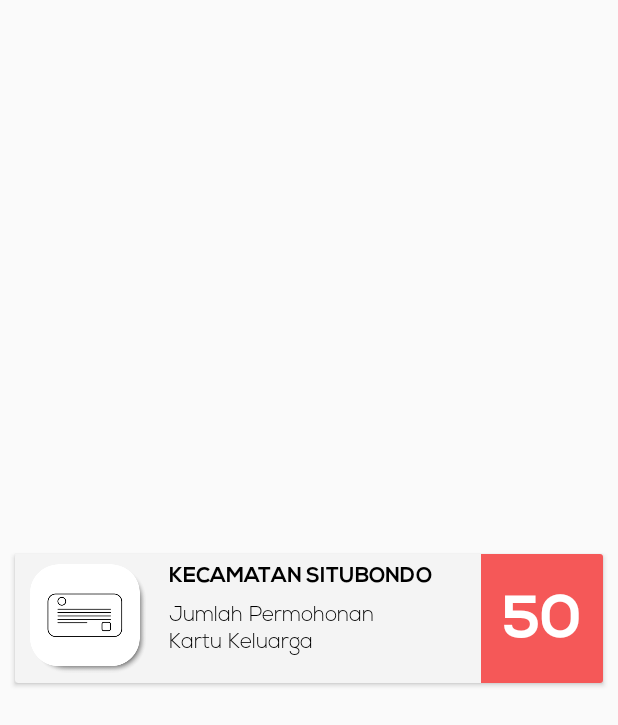
After one commit to mifta99/dashboard, an Android app: the layout custom_kk.xml on its own in the app's theme, with its tools: preview values and no code run, on a phone screen of 412 x 824 dp. The commit adds this screen. Shown: the top 725 px of the screen. Run offline under Robolectric (Android 15) with nearby library versions, the phone set to English and light mode, and no system bars; network calls fail.

Commit message:
customlist

```diff
--- a/app/build.gradle
+++ b/app/build.gradle
@@ -36,6 +36,7 @@ dependencies {
     androidTestImplementation 'androidx.test.espresso:espresso-core:3.2.0'
     implementation 'androidx.cardview:cardview:1.0.0'
     implementation 'androidx.recyclerview:recyclerview:1.1.0'
+    implementation 'com.google.android.material:material:1.1.0'
     implementation 'androidx.recyclerview:recyclerview-selection:1.1.0-rc03'
     implementation 'com.android.volley:volley:1.1.1'
     implementation 'de.hdodenhof:circleimageview:3.1.0'
--- a/app/src/main/res/layout/activity_kk.xml
+++ b/app/src/main/res/layout/activity_kk.xml
@@ -4,6 +4,34 @@
     xmlns:tools="http://schemas.android.com/tools"
     android:layout_width="match_parent"
     android:layout_height="match_parent"
+    android:background="@color/colorPrimary"
+    android:padding="25dp"
     tools:context=".KkActivity">
 
+    <TableLayout
+        android:id="@+id/table"
+        android:layout_width="match_parent"
+        android:layout_height="wrap_content"
+        app:layout_constraintEnd_toEndOf="parent"
+        app:layout_constraintStart_toStartOf="parent"
+        app:layout_constraintTop_toTopOf="parent"
+        app:layout_constraintBottom_toTopOf="@id/rv_kk">
+
+        <TableRow>
+            <ImageView
+                android:id="@+id/im_ktp"
+                android:layout_width="115dp"
+                android:layout_height="86dp"
+                android:layout_weight="1"
+                app:srcCompat="@drawable/ic_ktp" />
+        </TableRow>
+    </TableLayout>
+    <androidx.recyclerview.widget.RecyclerView
+        android:id="@+id/rv_kk"
+        android:layout_width="match_parent"
+        android:layout_height="wrap_content"
+        app:layout_constraintTop_toBottomOf="@id/table"
+        tools:listitem="@layout/custom_kk">
+    </androidx.recyclerview.widget.RecyclerView>
+
 </androidx.constraintlayout.widget.ConstraintLayout>
--- a/app/src/main/res/layout/activity_profil.xml
+++ b/app/src/main/res/layout/activity_profil.xml
@@ -23,7 +23,7 @@
             android:layout_height="37dp"
             android:layout_gravity="left"
             android:layout_marginTop="20dp"
-            app:srcCompat="@drawable/back" />
+            app:srcCompat="@drawable/backwhite" />
 
         <ImageView
             android:id="@+id/im_fotoprofil"
--- /dev/null
+++ b/app/src/main/res/layout/custom_kk.xml
@@ -0,0 +1,80 @@
+<?xml version="1.0" encoding="utf-8"?>
+<androidx.constraintlayout.widget.ConstraintLayout xmlns:android="http://schemas.android.com/apk/res/android"
+    android:layout_width="match_parent"
+    android:layout_height="match_parent"
+    xmlns:app="http://schemas.android.com/apk/res-auto"
+    xmlns:card_view="http://schemas.android.com/tools">
+
+    <androidx.cardview.widget.CardView
+        android:layout_width="match_parent"
+        android:layout_height="wrap_content"
+        android:padding="20dp"
+        android:layout_margin="10dp"
+        android:clickable="true"
+        android:foreground="?android:attr/selectableItemBackground"
+        card_view:cardCornerRadius="20dp"
+        app:layout_constraintEnd_toEndOf="parent"
+        app:layout_constraintStart_toStartOf="parent"
+        app:layout_constraintTop_toTopOf="parent"
+        app:layout_constraintBottom_toBottomOf="parent"
+        app:cardBackgroundColor="#F4F4F4"
+        >
+
+        <TableLayout
+            android:layout_width="match_parent"
+            android:layout_height="wrap_content"
+            >
+            <TableRow>
+
+                <ImageView
+                    android:id="@+id/im_ktp"
+                    android:layout_width="50dp"
+                    android:layout_height="86dp"
+                    android:layout_weight="1"
+                    android:layout_marginLeft="10dp"
+                    android:layout_marginRight="10dp"
+                    app:srcCompat="@drawable/ic_kk" />
+                <LinearLayout
+                    android:layout_width="wrap_content"
+                    android:layout_height="wrap_content"
+                    android:layout_margin="5dp"
+                    android:orientation="vertical"
+                    android:layout_weight="1">
+                    <TextView
+                        android:id="@+id/tv_kec"
+                        android:layout_width="match_parent"
+                        android:layout_height="wrap_content"
+                        android:fontFamily="@font/nexabold"
+                        android:textColor="@color/black"
+                        android:text="KECAMATAN SITUBONDO"/>
+                    <TextView
+                        android:layout_width="match_parent"
+                        android:layout_height="wrap_content"
+                        android:layout_marginTop="8dp"
+                        android:text="Jumlah Permohonan"
+                        android:fontFamily="@font/nexalight"
+                        android:textColor="@color/black"/>
+                    <TextView
+                        android:layout_width="match_parent"
+                        android:layout_height="wrap_content"
+                        android:text="Kartu Keluarga"
+                        android:fontFamily="@font/nexalight"
+                        android:textColor="@color/black"/>
+                </LinearLayout>
+                <TextView
+                    android:id="@+id/tv_jml"
+                    android:layout_width="match_parent"
+                    android:layout_height="match_parent"
+                    android:layout_weight="1"
+                    android:background="#F55858"
+                    android:text="50"
+                    android:textColor="@color/white"
+                    android:gravity="center"
+                    android:textSize="40sp"
+                    android:fontFamily="@font/nexabold"
+                    app:srcCompat="@drawable/ic_ktp"/>
+            </TableRow>
+        </TableLayout>
+    </androidx.cardview.widget.CardView>
+
+</androidx.constraintlayout.widget.ConstraintLayout>
--- a/app/src/main/res/values/colors.xml
+++ b/app/src/main/res/values/colors.xml
@@ -4,4 +4,6 @@
     <color name="colorPrimaryDark">#EDC501</color>
     <color name="colorAccent">#D68024</color>
     <color name="white">#FFFF</color>
+    <color name="black">#000</color>
+    <color name="font">#E6E6E6</color>
 </resources>
```
Also changed, not shown: app/src/main/res/drawable-v24/backwhite.png (added).
